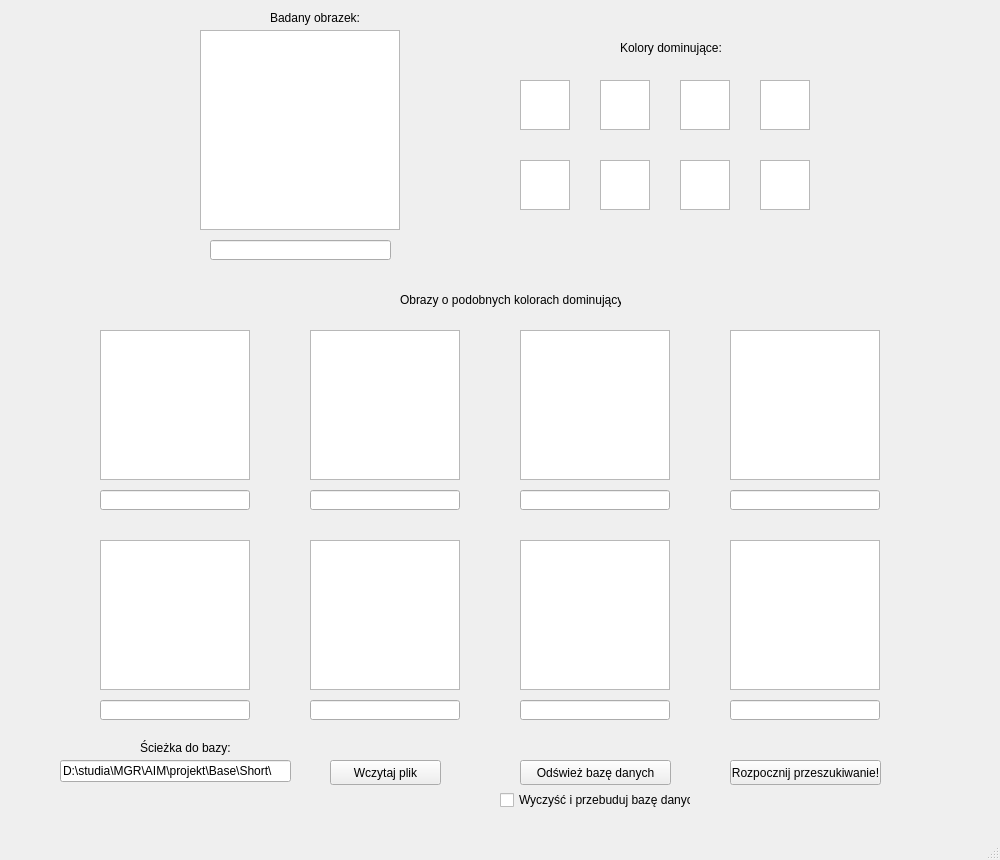
Qt form AIM/AIM/aim.ui (Insekt0/mytestrepo) before a commit.
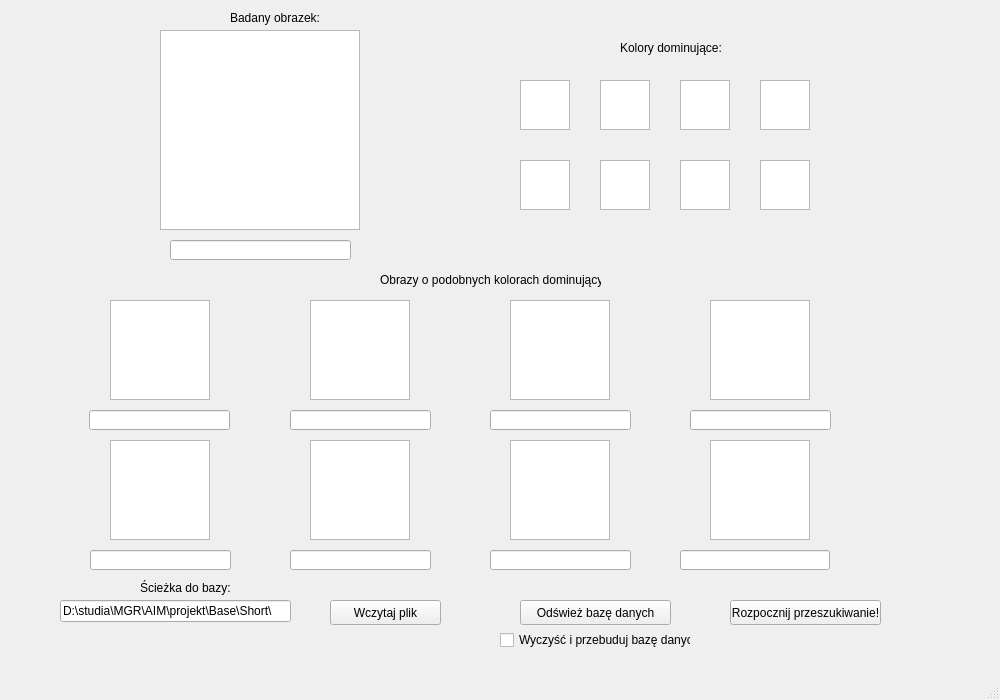
The same form after that commit.

Commit message: small full directory

Patch:
```diff
--- a/AIM/AIM/aim.ui
+++ b/AIM/AIM/aim.ui
@@ -7,7 +7,7 @@
     <x>0</x>
     <y>0</y>
     <width>1000</width>
-    <height>860</height>
+    <height>700</height>
    </rect>
   </property>
   <property name="sizePolicy">
@@ -19,13 +19,13 @@
   <property name="minimumSize">
    <size>
     <width>1000</width>
-    <height>860</height>
+    <height>700</height>
    </size>
   </property>
   <property name="maximumSize">
    <size>
     <width>1000</width>
-    <height>860</height>
+    <height>700</height>
    </size>
   </property>
   <property name="mouseTracking">
@@ -41,7 +41,7 @@
    <widget class="QGraphicsView" name="mainPicture">
     <property name="geometry">
      <rect>
-      <x>200</x>
+      <x>160</x>
       <y>30</y>
       <width>200</width>
       <height>200</height>
@@ -63,10 +63,10 @@
    <widget class="QGraphicsView" name="picture1">
     <property name="geometry">
      <rect>
-      <x>100</x>
-      <y>330</y>
-      <width>150</width>
-      <height>150</height>
+      <x>110</x>
+      <y>300</y>
+      <width>100</width>
+      <height>100</height>
      </rect>
     </property>
     <property name="sizePolicy">
@@ -86,9 +86,9 @@
     <property name="geometry">
      <rect>
       <x>310</x>
-      <y>330</y>
-      <width>150</width>
-      <height>150</height>
+      <y>300</y>
+      <width>100</width>
+      <height>100</height>
      </rect>
     </property>
     <property name="sizePolicy">
@@ -107,10 +107,10 @@
    <widget class="QGraphicsView" name="picture3">
     <property name="geometry">
      <rect>
-      <x>520</x>
-      <y>330</y>
-      <width>150</width>
-      <height>150</height>
+      <x>510</x>
+      <y>300</y>
+      <width>100</width>
+      <height>100</height>
      </rect>
     </property>
     <property name="sizePolicy">
@@ -129,10 +129,10 @@
    <widget class="QGraphicsView" name="picture4">
     <property name="geometry">
      <rect>
-      <x>730</x>
-      <y>330</y>
-      <width>150</width>
-      <height>150</height>
+      <x>710</x>
+      <y>300</y>
+      <width>100</width>
+      <height>100</height>
      </rect>
     </property>
     <property name="sizePolicy">
@@ -151,10 +151,10 @@
    <widget class="QGraphicsView" name="picture5">
     <property name="geometry">
      <rect>
-      <x>100</x>
-      <y>540</y>
-      <width>150</width>
-      <height>150</height>
+      <x>110</x>
+      <y>440</y>
+      <width>100</width>
+      <height>100</height>
      </rect>
     </property>
     <property name="sizePolicy">
@@ -174,9 +174,9 @@
     <property name="geometry">
      <rect>
       <x>310</x>
-      <y>540</y>
-      <width>150</width>
-      <height>150</height>
+      <y>440</y>
+      <width>100</width>
+      <height>100</height>
      </rect>
     </property>
     <property name="sizePolicy">
@@ -195,10 +195,10 @@
    <widget class="QGraphicsView" name="picture7">
     <property name="geometry">
      <rect>
-      <x>520</x>
-      <y>540</y>
-      <width>150</width>
-      <height>150</height>
+      <x>510</x>
+      <y>440</y>
+      <width>100</width>
+      <height>100</height>
      </rect>
     </property>
     <property name="sizePolicy">
@@ -217,10 +217,10 @@
    <widget class="QGraphicsView" name="picture8">
     <property name="geometry">
      <rect>
-      <x>730</x>
-      <y>540</y>
-      <width>150</width>
-      <height>150</height>
+      <x>710</x>
+      <y>440</y>
+      <width>100</width>
+      <height>100</height>
      </rect>
     </property>
     <property name="sizePolicy">
@@ -239,9 +239,9 @@
    <widget class="QLineEdit" name="text1">
     <property name="geometry">
      <rect>
-      <x>100</x>
-      <y>490</y>
-      <width>150</width>
+      <x>89</x>
+      <y>410</y>
+      <width>141</width>
       <height>20</height>
      </rect>
     </property>
@@ -252,7 +252,7 @@
    <widget class="QLineEdit" name="mainText">
     <property name="geometry">
      <rect>
-      <x>210</x>
+      <x>170</x>
       <y>240</y>
       <width>181</width>
       <height>20</height>
@@ -268,9 +268,9 @@
    <widget class="QLineEdit" name="text2">
     <property name="geometry">
      <rect>
-      <x>310</x>
-      <y>490</y>
-      <width>150</width>
+      <x>290</x>
+      <y>410</y>
+      <width>141</width>
       <height>20</height>
      </rect>
     </property>
@@ -281,9 +281,9 @@
    <widget class="QLineEdit" name="text3">
     <property name="geometry">
      <rect>
-      <x>520</x>
-      <y>490</y>
-      <width>150</width>
+      <x>490</x>
+      <y>410</y>
+      <width>141</width>
       <height>20</height>
      </rect>
     </property>
@@ -294,9 +294,9 @@
    <widget class="QLineEdit" name="text4">
     <property name="geometry">
      <rect>
-      <x>730</x>
-      <y>490</y>
-      <width>150</width>
+      <x>690</x>
+      <y>410</y>
+      <width>141</width>
       <height>20</height>
      </rect>
     </property>
@@ -307,9 +307,9 @@
    <widget class="QLineEdit" name="text5">
     <property name="geometry">
      <rect>
-      <x>100</x>
-      <y>700</y>
-      <width>150</width>
+      <x>90</x>
+      <y>550</y>
+      <width>141</width>
       <height>20</height>
      </rect>
     </property>
@@ -320,9 +320,9 @@
    <widget class="QLineEdit" name="text6">
     <property name="geometry">
      <rect>
-      <x>310</x>
-      <y>700</y>
-      <width>150</width>
+      <x>290</x>
+      <y>550</y>
+      <width>141</width>
       <height>20</height>
      </rect>
     </property>
@@ -333,9 +333,9 @@
    <widget class="QLineEdit" name="text7">
     <property name="geometry">
      <rect>
-      <x>520</x>
-      <y>700</y>
-      <width>150</width>
+      <x>490</x>
+      <y>550</y>
+      <width>141</width>
       <height>20</height>
      </rect>
     </property>
@@ -346,8 +346,8 @@
    <widget class="QLineEdit" name="text8">
     <property name="geometry">
      <rect>
-      <x>730</x>
-      <y>700</y>
+      <x>680</x>
+      <y>550</y>
       <width>150</width>
       <height>20</height>
      </rect>
@@ -360,7 +360,7 @@
     <property name="geometry">
      <rect>
       <x>140</x>
-      <y>740</y>
+      <y>580</y>
       <width>111</width>
       <height>16</height>
      </rect>
@@ -373,7 +373,7 @@
     <property name="geometry">
      <rect>
       <x>60</x>
-      <y>760</y>
+      <y>600</y>
       <width>231</width>
       <height>22</height>
      </rect>
@@ -389,7 +389,7 @@
     <property name="geometry">
      <rect>
       <x>330</x>
-      <y>760</y>
+      <y>600</y>
       <width>111</width>
       <height>25</height>
      </rect>
@@ -402,7 +402,7 @@
     <property name="geometry">
      <rect>
       <x>730</x>
-      <y>760</y>
+      <y>600</y>
       <width>151</width>
       <height>25</height>
      </rect>
@@ -603,8 +603,8 @@
    <widget class="QLabel" name="basePathLabel">
     <property name="geometry">
      <rect>
-      <x>400</x>
-      <y>290</y>
+      <x>380</x>
+      <y>270</y>
       <width>221</width>
       <height>20</height>
      </rect>
@@ -616,7 +616,7 @@
    <widget class="QLabel" name="mainPictureLabel">
     <property name="geometry">
      <rect>
-      <x>270</x>
+      <x>230</x>
       <y>10</y>
       <width>111</width>
       <height>16</height>
@@ -630,7 +630,7 @@
     <property name="geometry">
      <rect>
       <x>520</x>
-      <y>760</y>
+      <y>600</y>
       <width>151</width>
       <height>25</height>
      </rect>
@@ -643,7 +643,7 @@
     <property name="geometry">
      <rect>
       <x>500</x>
-      <y>790</y>
+      <y>630</y>
       <width>191</width>
       <height>20</height>
      </rect>
```
